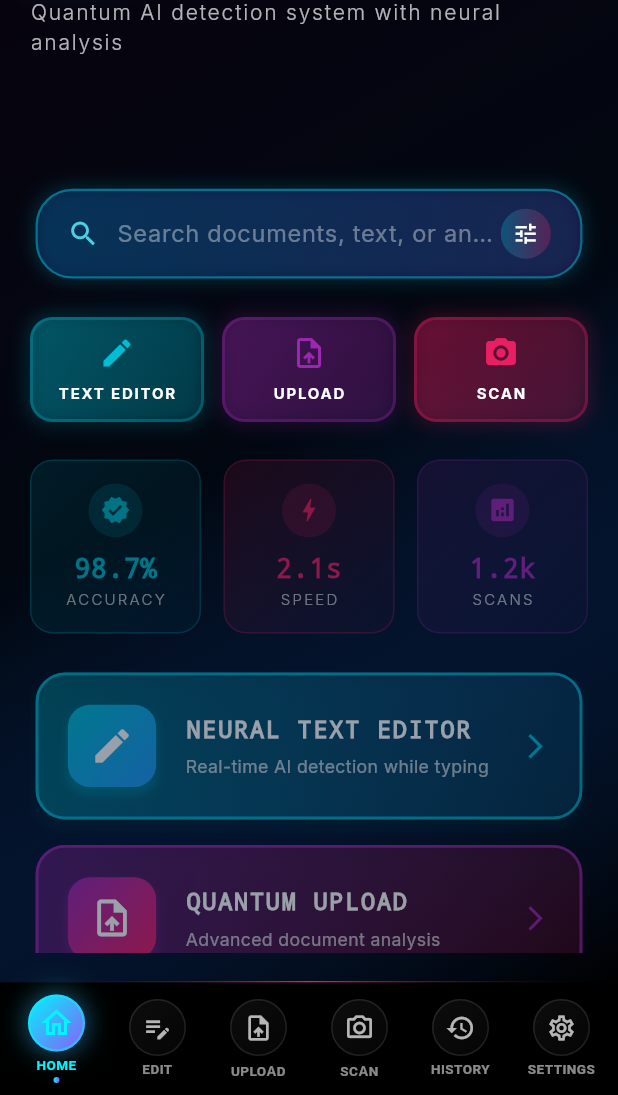
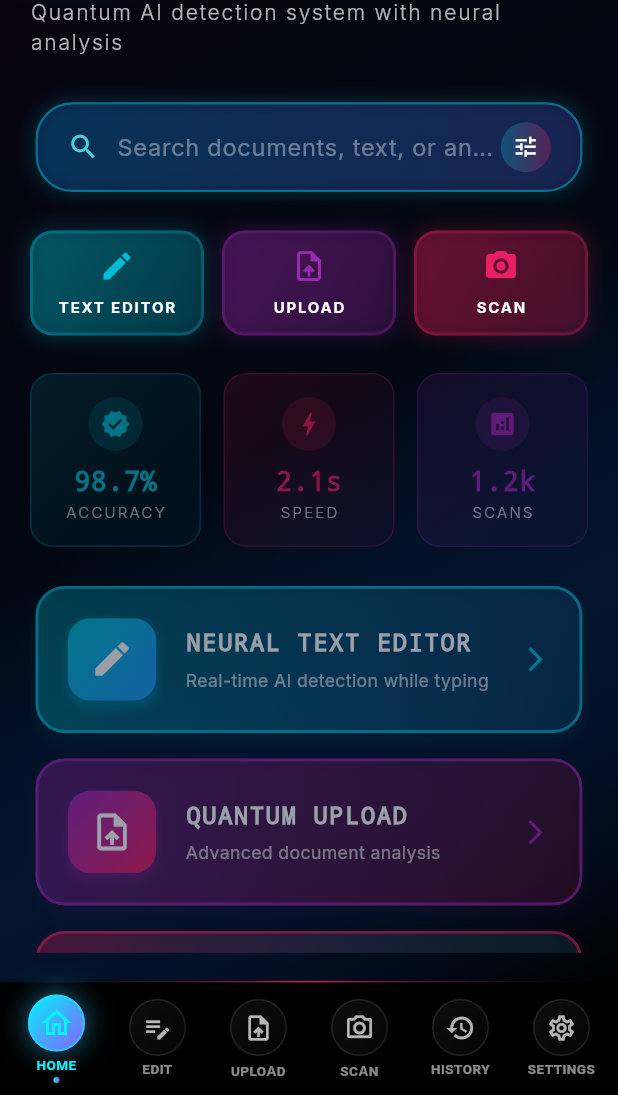
Before and after one commit to Ascalon984/Neural-Detector, a Flutter app: the screen it shows after launch, on a phone screen of 412 x 824 dp, the part 141-1236 px from its top. Run offline on Flutter 3.47's test engine with Material 3 defaults, Android fonts, the light colour scheme and no system bars; our stand-ins replace camera, csv, file_picker, flutter_animate, google_fonts and 2 more; missing offline and left inert: dart:ffi, dart:html, excel, google_mlkit_text_recognition.

```diff
--- a/lib/screens/home_screen.dart
+++ b/lib/screens/home_screen.dart
@@ -99,7 +99,7 @@ class _HomeScreenState extends State<HomeScreen>
                 children: [
                   // Header dengan animasi (constrained to a smaller fraction of screen)
                   SizedBox(
-                    height: MediaQuery.of(context).size.height * 0.22,
+                    height: MediaQuery.of(context).size.height * 0.15,
                     child: _buildHeader(),
                   ),
 
```
